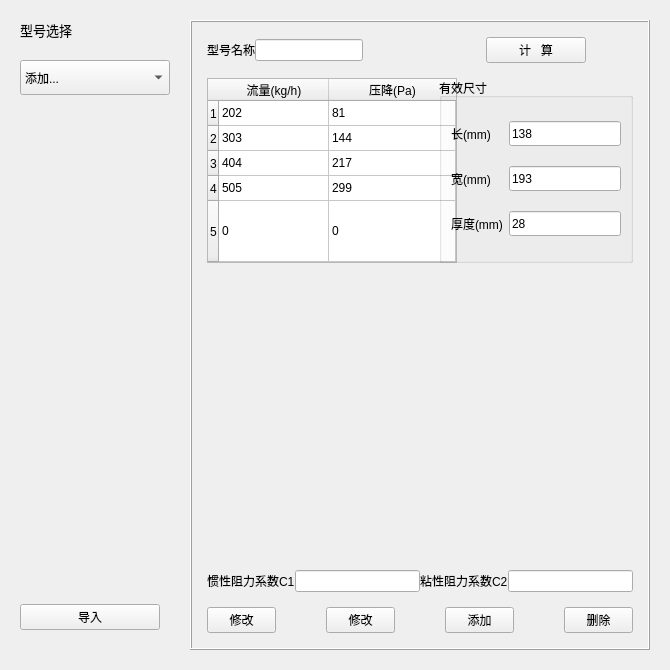
First picture: the form in ui/ui_porous_model.ui, repository qweaxdzsc/fluent_add_on, before the edit.
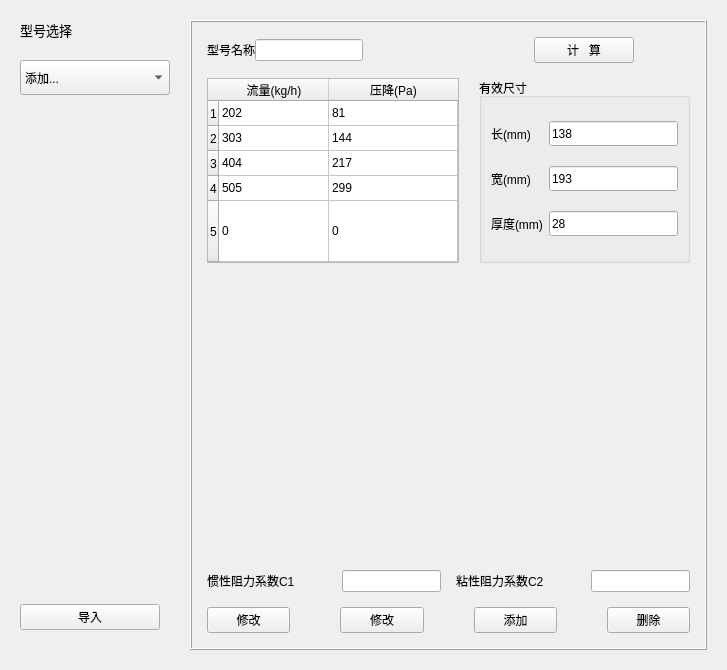
Second picture: the form after the edit. Custom widgets are drawn as their Qt base class.

Patch:
```diff
--- a/ui/ui_porous_model.ui
+++ b/ui/ui_porous_model.ui
@@ -6,7 +6,7 @@
    <rect>
     <x>0</x>
     <y>0</y>
-    <width>670</width>
+    <width>727</width>
     <height>670</height>
    </rect>
   </property>
@@ -24,8 +24,8 @@
   </property>
   <property name="maximumSize">
    <size>
-    <width>670</width>
-    <height>670</height>
+    <width>768</width>
+    <height>683</height>
    </size>
   </property>
   <property name="windowTitle">
@@ -123,8 +123,17 @@
       </property>
       <item row="3" column="0" colspan="2">
        <layout class="QHBoxLayout" name="horizontalLayout">
+        <property name="spacing">
+         <number>15</number>
+        </property>
         <item>
          <widget class="QLabel" name="c1_label">
+          <property name="minimumSize">
+           <size>
+            <width>120</width>
+            <height>0</height>
+           </size>
+          </property>
           <property name="text">
            <string>惯性阻力系数C1</string>
           </property>
@@ -135,6 +144,12 @@
         </item>
         <item>
          <widget class="QLabel" name="c2_label">
+          <property name="minimumSize">
+           <size>
+            <width>120</width>
+            <height>0</height>
+           </size>
+          </property>
           <property name="text">
            <string>粘性阻力系数C2</string>
           </property>
@@ -257,6 +272,12 @@
           <height>185</height>
          </size>
         </property>
+        <property name="maximumSize">
+         <size>
+          <width>280</width>
+          <height>16777215</height>
+         </size>
+        </property>
         <property name="contextMenuPolicy">
          <enum>Qt::CustomContextMenu</enum>
         </property>
@@ -382,6 +403,12 @@
       </item>
       <item row="1" column="1">
        <widget class="QGroupBox" name="effective_dimension_box">
+        <property name="maximumSize">
+         <size>
+          <width>220</width>
+          <height>16777215</height>
+         </size>
+        </property>
         <property name="title">
          <string>有效尺寸</string>
         </property>
```
